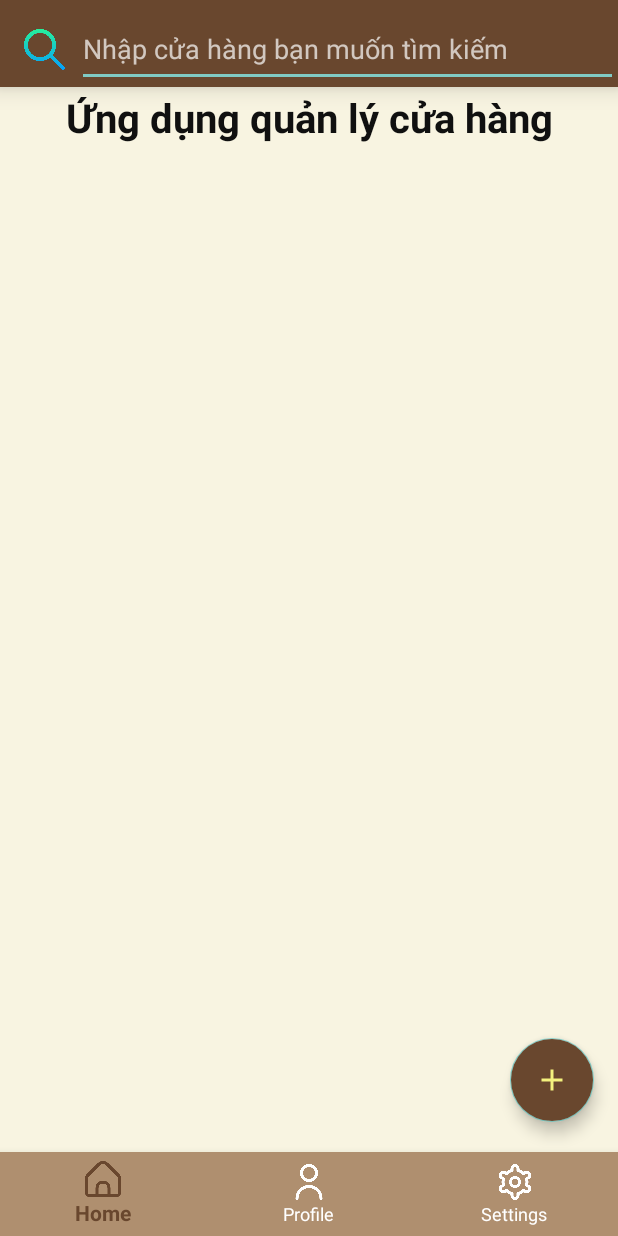
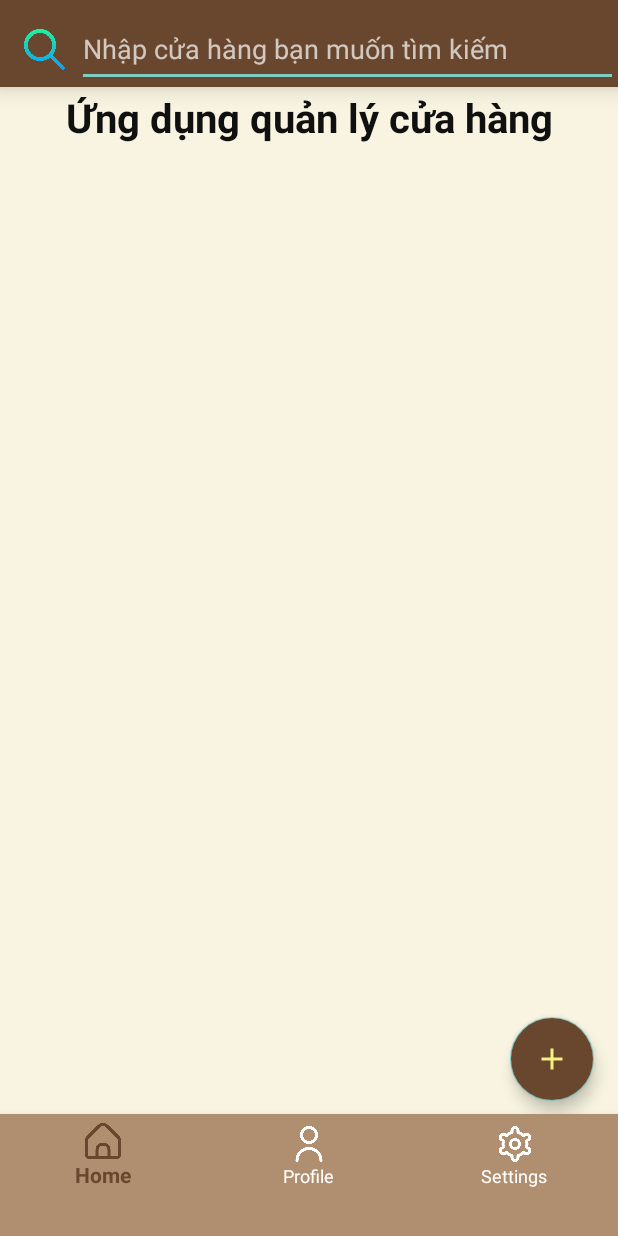
Before and after one commit to liorion-nguyen/manager-cafe, an Android app: the AdminActivity screen opened directly, with no data from a screen before it, on a phone screen of 412 x 824 dp. Run offline under Robolectric (Android 15) with nearby library versions, the light colour scheme and no system bars; our stand-ins replace Firebase (no records; nobody signed in at launch, a user with empty details on screens opened directly).

Commit message:
chỉnh sử ui BottomNavigationView

```diff
--- a/app/src/main/res/layout/activity_admin.xml
+++ b/app/src/main/res/layout/activity_admin.xml
@@ -74,14 +74,15 @@
         android:id="@+id/bottom_navigation"
         android:layout_width="match_parent"
         android:layout_height="wrap_content"
+        android:paddingBottom="25dp"
         android:layout_gravity="bottom"
         android:background="#AF8F6F"
-        app:menu="@menu/bottom_nav_menu"
-        app:layout_behavior="com.google.android.material.behavior.HideBottomViewOnScrollBehavior"
-        app:itemRippleColor="@android:color/transparent"
         app:itemActiveIndicatorStyle="@null"
         app:itemIconTint="@color/bottom_nav_item_color"
-        app:itemTextColor="@color/bottom_nav_item_color"/>
+        app:itemRippleColor="@android:color/transparent"
+        app:itemTextColor="@color/bottom_nav_item_color"
+        app:layout_behavior="com.google.android.material.behavior.HideBottomViewOnScrollBehavior"
+        app:menu="@menu/bottom_nav_menu" />
 
     <!-- FloatingActionButton -->
     <com.google.android.material.floatingactionbutton.FloatingActionButton
@@ -91,7 +92,7 @@
         android:layout_gravity="bottom|end"
         android:backgroundTint="#69472E"
         android:src="@drawable/add"
-        android:layout_marginBottom="76dp"
+        android:layout_marginBottom="90dp"
         android:layout_marginEnd="16dp"
         android:contentDescription="Thêm cửa hàng" />
 
--- a/app/src/main/res/layout/activity_profile.xml
+++ b/app/src/main/res/layout/activity_profile.xml
@@ -137,7 +137,7 @@
     <com.google.android.material.bottomnavigation.BottomNavigationView
         android:id="@+id/bottom_navigation"
         android:layout_width="wrap_content"
-        android:layout_height="66dp"
+        android:layout_height="wrap_content"
         android:background="#AF8F6F"
         app:itemActiveIndicatorStyle="@null"
         app:itemIconTint="@color/bottom_nav_item_color"
--- a/app/src/main/res/layout/activity_setting.xml
+++ b/app/src/main/res/layout/activity_setting.xml
@@ -255,7 +255,7 @@
     <com.google.android.material.bottomnavigation.BottomNavigationView
         android:id="@+id/bottom_navigation"
         android:layout_width="wrap_content"
-        android:layout_height="66dp"
+        android:layout_height="wrap_content"
         android:background="#AF8F6F"
         app:itemActiveIndicatorStyle="@null"
         app:itemIconTint="@color/bottom_nav_item_color"
```
